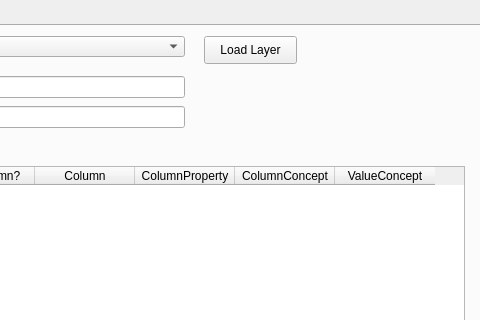
Above: sparql_unicorn/sparql_unicorn_dialog_base.ui from sparqlunicorn/sparqlunicornGoesGIS before the change; both pictures show x 278 to 758 and y 0 to 320 of the 758 by 658 pixel window. Below: the same form after it.
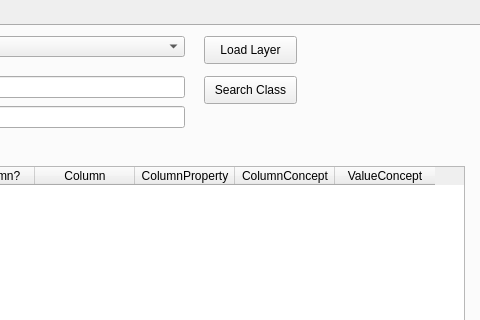
That is the form after the change. The open tabs and pages were chosen to show the change.

Patch:
```diff
--- a/sparql_unicorn/sparql_unicorn_dialog_base.ui
+++ b/sparql_unicorn/sparql_unicorn_dialog_base.ui
@@ -517,6 +517,19 @@
       </rect>
      </property>
     </widget>
+    <widget class="QPushButton" name="searchClass">
+     <property name="geometry">
+      <rect>
+       <x>480</x>
+       <y>50</y>
+       <width>93</width>
+       <height>28</height>
+      </rect>
+     </property>
+     <property name="text">
+      <string>Search Class</string>
+     </property>
+    </widget>
    </widget>
    <widget class="QWidget" name="tab_3">
     <attribute name="title">
```
Left out of the diff: 2 changed lines with no effect on the pictures.
